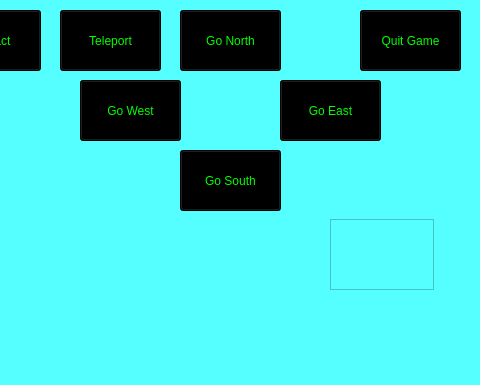
Qt form mainwindow.ui (Clevercael1/ZorkProject) before a commit; both pictures show x 320 to 800 and y 0 to 385 of the 800 by 600 pixel window.
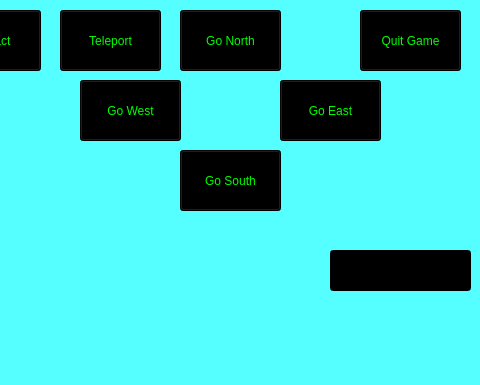
The same form after that commit.

Commit message: removed not needed zork files, worked more on wordle

```diff
--- a/mainwindow.ui
+++ b/mainwindow.ui
@@ -219,15 +219,32 @@
      <string/>
     </property>
    </widget>
-   <widget class="QTextEdit" name="WordleInput">
+   <widget class="QLineEdit" name="WordleInput">
     <property name="geometry">
      <rect>
       <x>650</x>
-      <y>219</y>
-      <width>104</width>
+      <y>250</y>
+      <width>141</width>
+      <height>41</height>
+     </rect>
+    </property>
+    <property name="styleSheet">
+     <string notr="true">background-color: rgb(0, 0, 0);
+color: rgb(255, 255, 255);</string>
+    </property>
+   </widget>
+   <widget class="QLabel" name="WordleLabel">
+    <property name="geometry">
+     <rect>
+      <x>620</x>
+      <y>160</y>
+      <width>161</width>
       <height>71</height>
      </rect>
     </property>
+    <property name="text">
+     <string/>
+    </property>
    </widget>
    <zorder>MainOutput</zorder>
    <zorder>pushSouth</zorder>
```
Left out of the diff: 1 changed line with no effect on the pictures. The commit also changes 14 other files.
